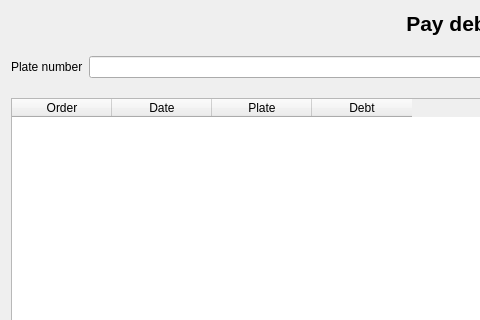
Qt form Restaurant2/dlgpaydebt.ui (End1-1/Resort-2) before a commit; both pictures show x 0 to 480 and y 0 to 320 of the 900 by 700 pixel window.
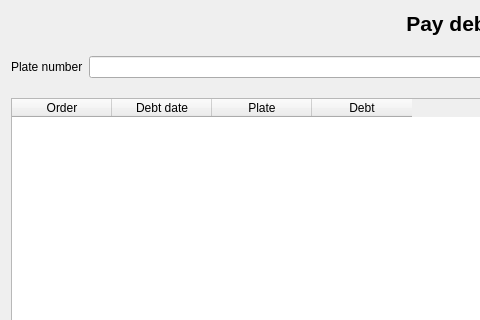
The same form after that commit. Custom widgets are drawn as their Qt base class.

Patch:
```diff
--- a/Restaurant2/dlgpaydebt.ui
+++ b/Restaurant2/dlgpaydebt.ui
@@ -88,7 +88,7 @@
      </column>
      <column>
       <property name="text">
-       <string>Date</string>
+       <string>Debt date</string>
       </property>
      </column>
      <column>
```
